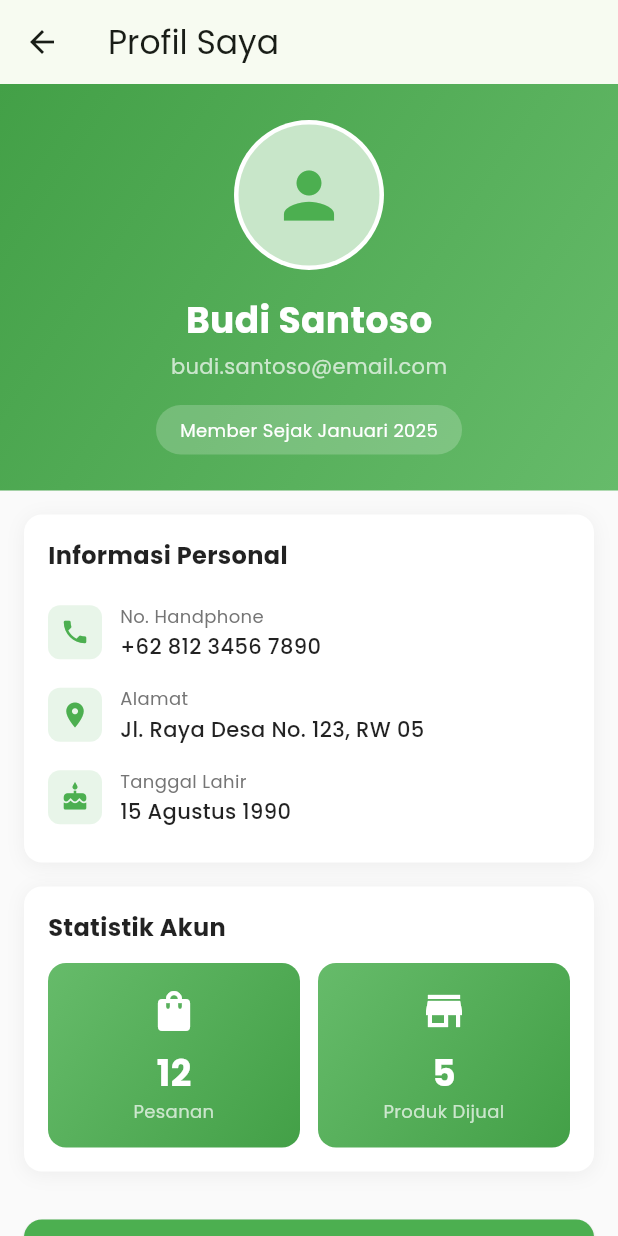
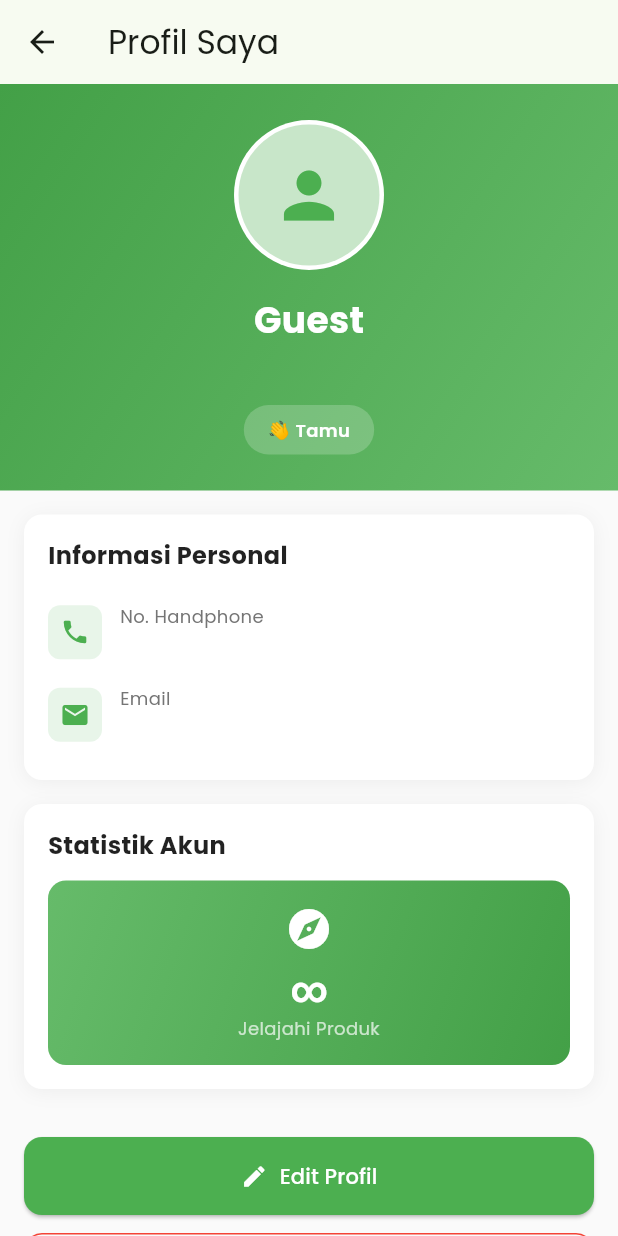
Before and after one commit to zakkutsu/rumah_umkm_app, a Flutter app: the ProfileScreen screen opened by its route, on a phone screen of 412 x 824 dp. Run offline on Flutter 3.47's test engine with Material 3 defaults, Android fonts, the phone set to English and light mode, and no system bars; our stand-ins replace go_router, google_fonts, shared_preferences; accounts and stored records are empty.

Commit message:
feat: Update profile screen to show real user data from AuthService

```diff
--- a/lib/screens/profile/profile_screen.dart
+++ b/lib/screens/profile/profile_screen.dart
@@ -1,11 +1,16 @@
 import 'package:flutter/material.dart';
 import 'package:go_router/go_router.dart';
+import 'package:provider/provider.dart';
+import '../../utils/auth_service.dart';
 
 class ProfileScreen extends StatelessWidget {
   const ProfileScreen({super.key});
 
   @override
   Widget build(BuildContext context) {
+    final authService = context.watch<AuthService>();
+    final user = authService.currentUser;
+
     return Scaffold(
       backgroundColor: Colors.grey[50],
       appBar: AppBar(
@@ -41,29 +46,37 @@ class ProfileScreen extends StatelessWidget {
                     ),
                   ),
                   const SizedBox(height: 16),
-                  const Text(
-                    'Budi Santoso',
-                    style: TextStyle(
+                  Text(
+                    user.name,
+                    style: const TextStyle(
                       color: Colors.white,
                       fontSize: 24,
                       fontWeight: FontWeight.bold,
                     ),
                   ),
                   const SizedBox(height: 4),
-                  const Text(
-                    'budi.santoso@email.com',
-                    style: TextStyle(color: Colors.white70, fontSize: 14),
+                  Text(
+                    user.email,
+                    style: const TextStyle(color: Colors.white70, fontSize: 14),
                   ),
                   const SizedBox(height: 16),
                   Container(
                     padding: const EdgeInsets.symmetric(horizontal: 16, vertical: 8),
                     decoration: BoxDecoration(
-                      color: Colors.white.withOpacity(0.2),
+                      color: Colors.white.withValues(alpha: 0.2),
                       borderRadius: BorderRadius.circular(20),
                     ),
-                    child: const Text(
-                      'Member Sejak Januari 2025',
-                      style: TextStyle(color: Colors.white, fontSize: 12),
+                    child: Text(
+                      user.isSeller
+                          ? '🏪 Penjual - ${user.storeName ?? "Toko"}'
+                          : user.isCustomer
+                              ? '👤 Pelanggan'
+                              : '👋 Tamu',
+                      style: const TextStyle(
+                        color: Colors.white,
+                        fontSize: 12,
+                        fontWeight: FontWeight.w600,
+                      ),
                     ),
                   ),
                 ],
@@ -76,9 +89,12 @@ class ProfileScreen extends StatelessWidget {
             _buildSection(
               'Informasi Personal',
               [
-                _buildInfoTile(Icons.phone, 'No. Handphone', '+62 812 3456 7890'),
-                _buildInfoTile(Icons.location_on, 'Alamat', 'Jl. Raya Desa No. 123, RW 05'),
-                _buildInfoTile(Icons.cake, 'Tanggal Lahir', '15 Agustus 1990'),
+                _buildInfoTile(Icons.phone, 'No. Handphone', user.phone),
+                _buildInfoTile(Icons.email, 'Email', user.email),
+                if (user.isSeller) ...[
+                  _buildInfoTile(Icons.store, 'Nama Toko', user.storeName ?? '-'),
+                  _buildInfoTile(Icons.category, 'Kategori Toko', user.storeCategory ?? '-'),
+                ],
               ],
             ),
 
@@ -90,13 +106,22 @@ class ProfileScreen extends StatelessWidget {
               [
                 Row(
                   children: [
-                    Expanded(
-                      child: _buildStatCard('12', 'Pesanan', Icons.shopping_bag),
-                    ),
-                    const SizedBox(width: 12),
-                    Expanded(
-                      child: _buildStatCard('5', 'Produk Dijual', Icons.store),
-                    ),
+                    if (!user.isGuest) ...[
+                      Expanded(
+                        child: _buildStatCard('0', 'Pesanan', Icons.shopping_bag),
+                      ),
+                      const SizedBox(width: 12),
+                    ],
+                    if (user.isSeller) ...[
+                      Expanded(
+                        child: _buildStatCard('0', 'Produk Dijual', Icons.store),
+                      ),
+                    ],
+                    if (user.isGuest) ...[
+                      Expanded(
+                        child: _buildStatCard('∞', 'Jelajahi Produk', Icons.explore),
+                      ),
+                    ],
                   ],
                 ),
               ],
```
